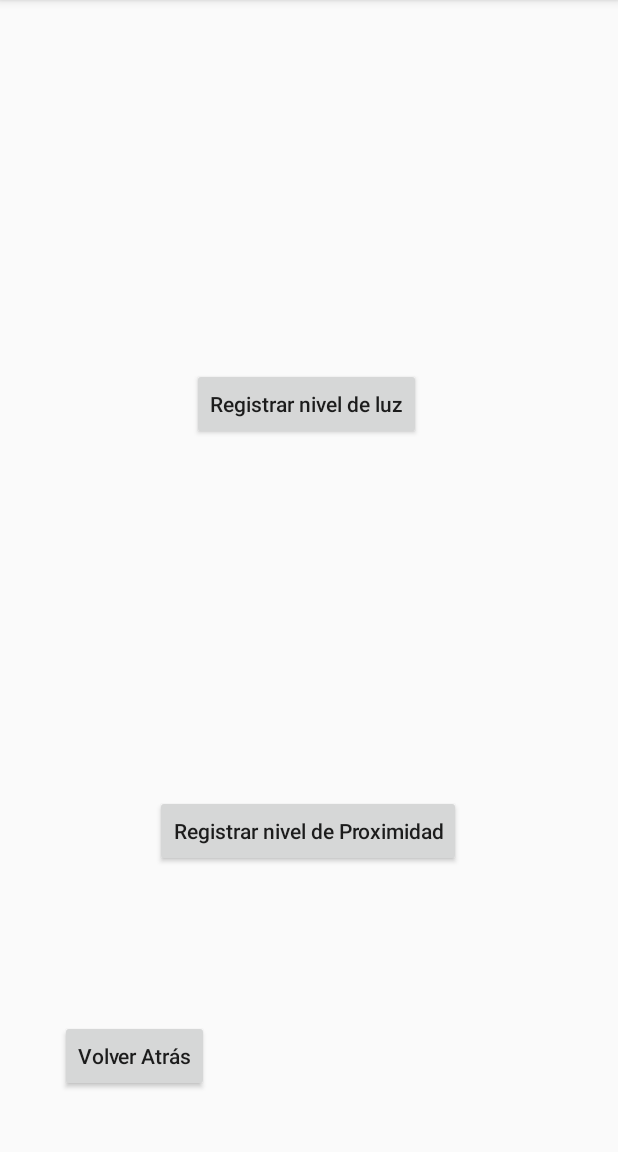
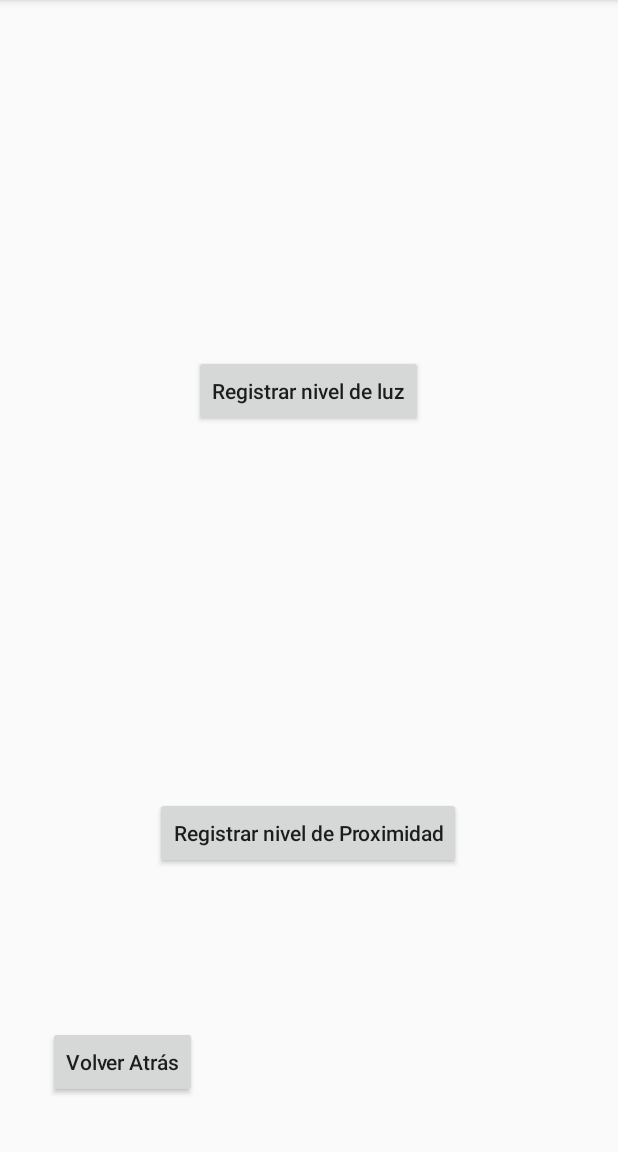
Before and after one commit to SebastianBarros/grupo_606, an Android app: the MenuActivity screen opened directly, with no data from a screen before it, on a phone screen of 412 x 824 dp, the part 84-1236 px from its top. Run offline under Robolectric (Android 15) with nearby library versions, the phone set to English and light mode, and no system bars.

```diff
--- a/codigo/app/src/main/java/com/example/barros_costa_tp2_2020/MenuActivity.java
+++ b/codigo/app/src/main/java/com/example/barros_costa_tp2_2020/MenuActivity.java
@@ -2,7 +2,14 @@ package com.example.barros_costa_tp2_2020;
 
 import androidx.appcompat.app.AppCompatActivity;
 
+import android.app.LoaderManager;
+import android.content.Intent;
 import android.os.Bundle;
+import android.util.Log;
+import android.view.Menu;
+import android.view.View;
+import android.widget.Button;
+import android.widget.LinearLayout;
 
 public class MenuActivity extends AppCompatActivity {
 
@@ -10,8 +17,45 @@ public class MenuActivity extends AppCompatActivity {
     protected void onCreate(Bundle savedInstanceState) {
         super.onCreate(savedInstanceState);
         setContentView(R.layout.activity_menu);
+        LinearLayout lightLayout = findViewById(R.id.linearLayoutLux);
+        LinearLayout  proximityLayout = findViewById(R.id.linearLayoutProximity);
+        Button saveLightData = (Button) findViewById(R.id.buttonRegisterLuxSensor);
+        Button saveProximityData = (Button) findViewById(R.id.buttonRegisterProximitySensor);
+        Button goBackToLogin = (Button) findViewById(R.id.buttonBack);
+
+        saveLightData.setOnClickListener(new View.OnClickListener() {
+            public void onClick(View v) {
+                saveLightData();
+            }
+        });
+
+        saveProximityData.setOnClickListener(new View.OnClickListener() {
+            public void onClick(View v) {
+                saveProximityData();
+            }
+        });
+
+        goBackToLogin.setOnClickListener(new View.OnClickListener() {
+            public void onClick(View v) {
+                goBackToLogin();
+            }
+        });
+
         //disparar 2 hilos que manejen el sensor de luz y de proximidad
+        }
+
+    private void goBackToLogin() {
+        MenuActivity.this.startActivity(new Intent(MenuActivity.this, MainActivity.class));
     }
+
+    private void saveProximityData() {
+        //do stuff
+    }
+
+    private void saveLightData() {
+        //do stuff
+    }
+
 
     //obtener el nombre del user
     //botón logout
--- a/codigo/app/src/main/res/layout/activity_menu.xml
+++ b/codigo/app/src/main/res/layout/activity_menu.xml
@@ -21,22 +21,25 @@
         android:id="@+id/linearLayoutLux"
         android:layout_width="350dp"
         android:layout_height="150dp"
-        android:layout_marginTop="75dp"
         android:orientation="vertical"
+        app:layout_constraintBottom_toBottomOf="parent"
         app:layout_constraintEnd_toEndOf="parent"
+        app:layout_constraintHorizontal_bias="0.524"
         app:layout_constraintStart_toStartOf="parent"
-        app:layout_constraintTop_toTopOf="parent" />
+        app:layout_constraintTop_toTopOf="parent"
+        app:layout_constraintVertical_bias="0.108" />
 
     <LinearLayout
         android:id="@+id/linearLayoutProximity"
         android:layout_width="350dp"
         android:layout_height="150dp"
-        android:layout_marginTop="360dp"
         android:orientation="vertical"
+        app:layout_constraintBottom_toBottomOf="parent"
         app:layout_constraintEnd_toEndOf="parent"
-        app:layout_constraintHorizontal_bias="0.531"
+        app:layout_constraintHorizontal_bias="0.442"
         app:layout_constraintStart_toStartOf="parent"
-        app:layout_constraintTop_toTopOf="parent" />
+        app:layout_constraintTop_toTopOf="parent"
+        app:layout_constraintVertical_bias="0.585" />
 
     <Button
         android:id="@+id/buttonRegisterProximitySensor"
@@ -47,7 +50,7 @@
         android:textAllCaps="false"
         app:layout_constraintBottom_toBottomOf="parent"
         app:layout_constraintEnd_toEndOf="parent"
-        app:layout_constraintHorizontal_bias="0.498"
+        app:layout_constraintHorizontal_bias="0.497"
         app:layout_constraintStart_toStartOf="parent"
         app:layout_constraintTop_toBottomOf="@+id/linearLayoutProximity"
         app:layout_constraintVertical_bias="0.0" />
@@ -56,13 +59,14 @@
         android:id="@+id/buttonBack"
         android:layout_width="wrap_content"
         android:layout_height="wrap_content"
-        android:layout_marginStart="40dp"
-        android:layout_marginLeft="40dp"
-        android:layout_marginBottom="40dp"
         android:text="@string/button_back_to_login"
         android:textAllCaps="false"
         app:layout_constraintBottom_toBottomOf="parent"
-        app:layout_constraintStart_toStartOf="parent" />
+        app:layout_constraintEnd_toEndOf="parent"
+        app:layout_constraintHorizontal_bias="0.103"
+        app:layout_constraintStart_toStartOf="parent"
+        app:layout_constraintTop_toTopOf="parent"
+        app:layout_constraintVertical_bias="0.95" />
 
     <Button
         android:id="@+id/buttonRegisterLuxSensor"
@@ -71,8 +75,10 @@
         android:layout_marginTop="20dp"
         android:text="@string/button_register_lux_sensor_value"
         android:textAllCaps="false"
+        app:layout_constraintBottom_toBottomOf="parent"
         app:layout_constraintEnd_toEndOf="parent"
-        app:layout_constraintHorizontal_bias="0.493"
+        app:layout_constraintHorizontal_bias="0.498"
         app:layout_constraintStart_toStartOf="parent"
-        app:layout_constraintTop_toBottomOf="@+id/linearLayoutLux" />
+        app:layout_constraintTop_toBottomOf="@+id/linearLayoutLux"
+        app:layout_constraintVertical_bias="0.0" />
 </androidx.constraintlayout.widget.ConstraintLayout>
```
Also changed, not shown: codigo/app/src/main/java/com/example/barros_costa_tp2_2020/MainActivity.java (+39 -0 lines), codigo/app/src/main/java/com/example/barros_costa_tp2_2020/RegisterActivity.java (+49 -0 lines), codigo/app/src/main/java/com/example/barros_costa_tp2_2020/User.java (+19 -4 lines), codigo/app/src/main/res/layout/activity_main.xml (+12 -12 lines), codigo/app/src/main/res/layout/activity_register.xml (+23 -18 lines), codigo/app/src/main/res/values/strings.xml (+7 -7 lines).
